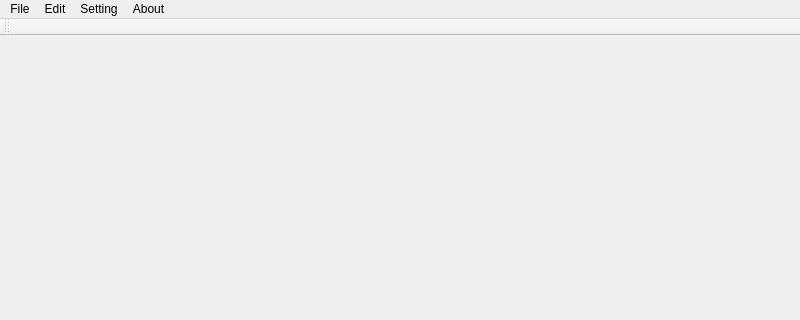
Above: src/app/mainwindow.ui from lzxqaq/blogup before the change; both pictures show x 0 to 800 and y 0 to 320 of the 800 by 600 pixel window. Below: the same form after it.
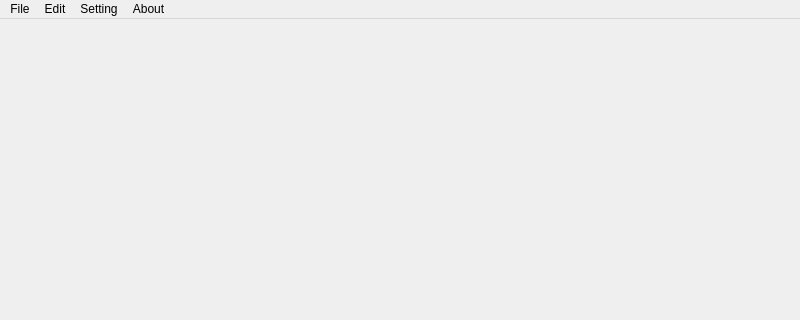
That is the form after the change.

Diff of the .ui file:
```diff
--- a/src/app/mainwindow.ui
+++ b/src/app/mainwindow.ui
@@ -68,17 +68,6 @@
    <addaction name="menuAbout"/>
   </widget>
   <widget class="QStatusBar" name="statusBar"/>
-  <widget class="QToolBar" name="toolBar">
-   <property name="windowTitle">
-    <string>toolBar</string>
-   </property>
-   <attribute name="toolBarArea">
-    <enum>TopToolBarArea</enum>
-   </attribute>
-   <attribute name="toolBarBreak">
-    <bool>false</bool>
-   </attribute>
-  </widget>
   <action name="actionNewFile">
    <property name="text">
     <string>New File</string>
```
Left out of the diff: 8 changed lines with no effect on the pictures.
